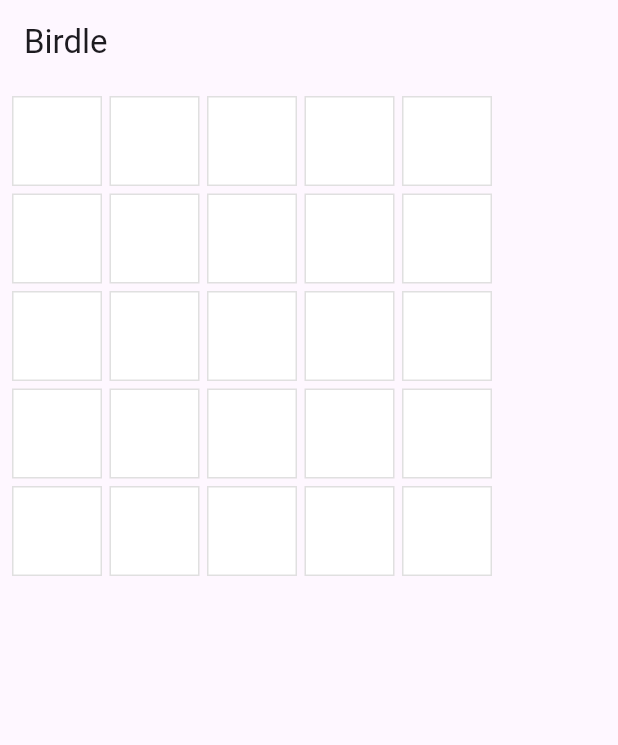
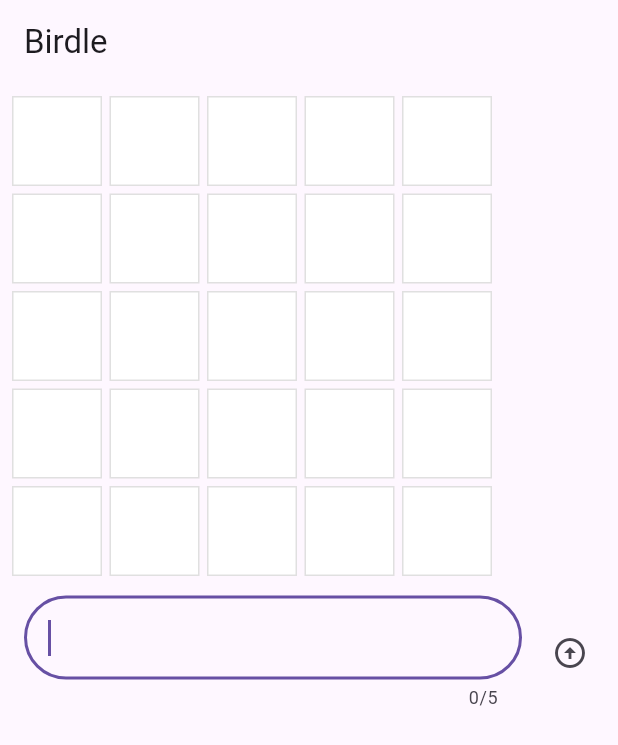
Before and after one commit to spartaninzaghi/Birdle, a Flutter app: the screen it shows after launch, on a phone screen of 412 x 824 dp. Shown: the top 745 px of the screen. Run offline on Flutter 3.47's test engine with Material 3 defaults, Android fonts, the phone set to English and light mode, and no system bars.

Commit message:
built a text input widget with TextField, managed text with TextEditingController, controlled input focus for a polished UX, and handled user actions with callbacks and a button

```diff
--- a/lib/main.dart
+++ b/lib/main.dart
@@ -74,8 +74,62 @@
                     Tile(letter.char, letter.type),
                 ]
               ),
+            GuessInput(
+              onSubmitGuess: (String guess) {
+                // TODO: handle guess
+                print(guess); // temmporary
+              }
+            ),
           ],
       ),
     );
   }
 }
+
+
+class GuessInput extends StatelessWidget {
+  GuessInput({super.key, required this.onSubmitGuess});
+
+  final void Function(String) onSubmitGuess;
+
+  final TextEditingController _textEditingController = TextEditingController();
+
+  final FocusNode _focusNode = FocusNode();
+
+  void _onSubmit() {
+    onSubmitGuess(_textEditingController.text.trim());
+    _textEditingController.clear();
+    _focusNode.requestFocus();
+  }
+
+  @override
+  Widget build(BuildContext context) {
+    return Row(
+      children: [
+        Expanded(
+          child: Padding(
+            padding: const EdgeInsets.all(8.0),
+            child: TextField(
+              maxLength: 5,
+              decoration: InputDecoration(
+                border: OutlineInputBorder(
+                  borderRadius: BorderRadius.all(Radius.circular(35)),
+                ),
+              ),
+              controller: _textEditingController,
+              autofocus: true,
+              onSubmitted: (String value) {
+                _onSubmit();
+              }
+            ),
+          ),
+        ),
+        IconButton(
+          padding: EdgeInsets.zero,
+          icon: Icon(Icons.arrow_circle_up),
+          onPressed: _onSubmit,
+        ),
+      ],
+    );
+  }
+}
```
